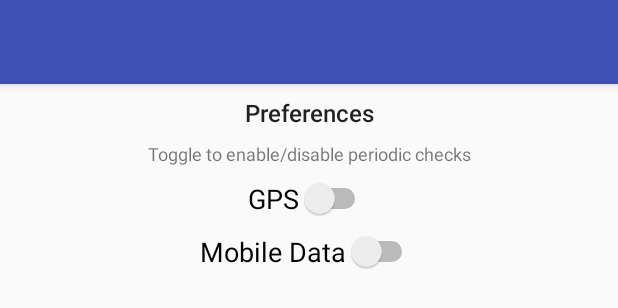
After one commit to tantrumkiller/SettingsScanner, an Android app: the layout preferences.xml on its own in the app's theme, with its tools: preview values and no code run, on a phone screen of 412 x 824 dp. The commit adds this screen. Shown: the top 308 px of the screen. Run offline under Robolectric (Android 15) with nearby library versions, the phone set to English and light mode, and no system bars.

Commit message:
Add toolbars

```diff
--- a/app/src/main/java/com/example/kshitiz/helloworld/ActionRequiredRecyclerAdapter.java
+++ b/app/src/main/java/com/example/kshitiz/helloworld/ActionRequiredRecyclerViewAdapter.java
@@ -10,14 +10,14 @@ import android.widget.TextView;
 
 import java.util.List;
 
-public class ActionRequiredRecyclerAdapter extends RecyclerView.Adapter<ActionRequiredRecyclerAdapter.ViewHolder> {
+public class ActionRequiredRecyclerViewAdapter extends RecyclerView.Adapter<ActionRequiredRecyclerViewAdapter.ViewHolder> {
 
     private final List<String> mData;
     private final LayoutInflater mInflater;
     private final ItemClickListener mClickListener;
 
     // data is passed into the constructor
-    ActionRequiredRecyclerAdapter(final Context context,final  List<String> data) {
+    ActionRequiredRecyclerViewAdapter(final Context context, final  List<String> data) {
         this.mInflater = LayoutInflater.from(context);
         this.mData = data;
         this.mClickListener = null;
--- a/app/src/main/java/com/example/kshitiz/helloworld/TimerBroadcastReceiver.java
+++ b/app/src/main/java/com/example/kshitiz/helloworld/TimerBroadcastReceiver.java
@@ -9,7 +9,7 @@ public class TimerBroadcastReceiver extends BroadcastReceiver {
 
     @Override
     public void onReceive(Context context, Intent intent) {
-        final Intent i = new Intent(context, PeriodicTaskExecutor.class);
+        final Intent i = new Intent(context, PeriodicTaskExecutorService.class);
         context.startService(i);
     }
 }
--- a/app/src/main/java/com/example/kshitiz/helloworld/notification/ReminderNotificationHandler.java
+++ b/app/src/main/java/com/example/kshitiz/helloworld/notification/ReminderNotificationHandler.java
@@ -8,6 +8,7 @@ import android.content.Intent;
 import android.os.Build;
 import android.support.v4.app.NotificationCompat;
 
+import com.example.kshitiz.helloworld.ActionsRequiredActivity;
 import com.example.kshitiz.helloworld.R;
 import com.example.kshitiz.helloworld.UserPreferencesActivity;
 
@@ -27,7 +28,7 @@ public class ReminderNotificationHandler {
     }
 
     public void notifyUser(final Context context, final NotificationManager notificationManager) {
-        final Intent notificationIntent = new Intent(context, UserPreferencesActivity.class);
+        final Intent notificationIntent = new Intent(context, ActionsRequiredActivity.class);
 
         notificationIntent.setFlags(Intent.FLAG_ACTIVITY_CLEAR_TOP
                 | Intent.FLAG_ACTIVITY_SINGLE_TOP);
--- /dev/null
+++ b/app/src/main/res/layout/preferences.xml
@@ -0,0 +1,73 @@
+<?xml version="1.0" encoding="utf-8"?>
+<android.support.constraint.ConstraintLayout xmlns:android="http://schemas.android.com/apk/res/android"
+    xmlns:app="http://schemas.android.com/apk/res-auto"
+    xmlns:tools="http://schemas.android.com/tools"
+    android:layout_width="match_parent"
+    android:layout_height="match_parent"
+    android:visibility="visible"
+    tools:context=".UserPreferencesActivity">
+
+    <include
+        android:id="@+id/toolbar_user_preferences"
+        layout="@layout/toolbar"/>
+
+    <TextView
+        android:id="@+id/preferences_heading"
+        android:layout_width="wrap_content"
+        android:layout_height="wrap_content"
+        android:layout_marginBottom="8dp"
+        android:layout_marginEnd="8dp"
+        android:layout_marginStart="8dp"
+        android:layout_marginTop="8dp"
+        android:text="@string/preferences_heading"
+        android:textAlignment="center"
+        android:textAppearance="@style/TextAppearance.AppCompat.SearchResult.Title"
+        android:textSize="@dimen/text_size_large"
+        app:layout_constraintLeft_toLeftOf="parent"
+        app:layout_constraintRight_toRightOf="parent"
+        app:layout_constraintTop_toBottomOf="@+id/toolbar_user_preferences" />
+
+    <TextView
+        android:id="@+id/preferences_sub_heading"
+        android:layout_width="wrap_content"
+        android:layout_height="wrap_content"
+        android:layout_marginBottom="8dp"
+        android:layout_marginEnd="8dp"
+        android:layout_marginStart="8dp"
+        android:layout_marginTop="8dp"
+        android:text="@string/preferences_sub_heading"
+        android:textAlignment="center"
+        android:textSize="@dimen/text_size_small"
+        app:layout_constraintLeft_toLeftOf="parent"
+        app:layout_constraintRight_toRightOf="parent"
+        app:layout_constraintTop_toBottomOf="@+id/preferences_heading" />
+
+    <Switch
+        android:id="@+id/gps_toggle_button"
+        android:layout_width="wrap_content"
+        android:layout_height="wrap_content"
+        android:layout_marginBottom="8dp"
+        android:layout_marginEnd="8dp"
+        android:layout_marginStart="8dp"
+        android:layout_marginTop="8dp"
+        android:text="@string/gps_switch_button"
+        android:textAppearance="@style/TextAppearance.AppCompat.Medium"
+        app:layout_constraintLeft_toLeftOf="parent"
+        app:layout_constraintRight_toRightOf="parent"
+        app:layout_constraintTop_toBottomOf="@+id/preferences_sub_heading" />
+
+    <Switch
+        android:id="@+id/mobile_data_toggle_button"
+        android:layout_width="wrap_content"
+        android:layout_height="wrap_content"
+        android:layout_marginBottom="8dp"
+        android:layout_marginEnd="8dp"
+        android:layout_marginStart="8dp"
+        android:layout_marginTop="8dp"
+        android:text="@string/mobile_data_switch_button"
+        android:textAppearance="@style/TextAppearance.AppCompat.Medium"
+        app:layout_constraintLeft_toLeftOf="parent"
+        app:layout_constraintRight_toRightOf="parent"
+        app:layout_constraintTop_toBottomOf="@+id/gps_toggle_button" />
+
+</android.support.constraint.ConstraintLayout>
--- /dev/null
+++ b/app/src/main/res/layout/toolbar.xml
@@ -0,0 +1,11 @@
+<?xml version="1.0" encoding="utf-8"?>
+<android.support.v7.widget.Toolbar
+    xmlns:android="http://schemas.android.com/apk/res/android"
+    xmlns:app="http://schemas.android.com/apk/res-auto"
+    android:layout_width="match_parent"
+    android:layout_height="wrap_content"
+    android:background="@color/colorPrimary"
+    android:elevation="4dp"
+    android:theme="@style/ThemeOverlay.AppCompat.ActionBar"
+    app:popupTheme="@style/ThemeOverlay.AppCompat.Light"
+    app:layout_constraintTop_toTopOf="parent" />
--- a/app/src/main/res/menu/menu.xml
+++ b/app/src/main/res/menu/toolbar_settings_menu.xml
@@ -1,7 +1,7 @@
 <?xml version="1.0" encoding="utf-8"?>
 <menu xmlns:android="http://schemas.android.com/apk/res/android"
     xmlns:app="http://schemas.android.com/apk/res-auto">
-    <item android:id="@+id/new_game"
-        android:title="Preferences"
+    <item android:id="@+id/goto_preferences_button"
+        android:title="@string/goto_user_preferences"
         app:showAsAction="never"/>
 </menu>
--- /dev/null
+++ b/app/src/main/res/values/fonts.xml
@@ -0,0 +1,5 @@
+<?xml version="1.0" encoding="utf-8"?>
+<resources>
+    <dimen name="text_size_small">12sp</dimen>
+    <dimen name="text_size_large">16sp</dimen>
+</resources>
--- a/app/src/main/res/values/styles.xml
+++ b/app/src/main/res/values/styles.xml
@@ -1,14 +1,10 @@
 <resources>
-
     <!-- Base application theme. -->
     <style name="AppTheme" parent="Base.Theme.AppCompat.Light.DarkActionBar">
         <!-- Customize your theme here. -->
         <item name="colorPrimary">@color/colorPrimary</item>
         <item name="colorPrimaryDark">@color/colorPrimaryDark</item>
         <item name="colorAccent">@color/colorAccent</item>
-
         <item name="windowNoTitle">true</item>
-
     </style>
-
 </resources>
```
Also changed, not shown: app/src/main/AndroidManifest.xml (+8 -1 lines), app/src/main/java/com/example/kshitiz/helloworld/ActionsRequiredActivity.java (+44 -22 lines), app/src/main/java/com/example/kshitiz/helloworld/PeriodicTaskExecutorService.java (renamed from app/src/main/java/com/example/kshitiz/helloworld/PeriodicTaskExecutor.java, +5 -5 lines), app/src/main/java/com/example/kshitiz/helloworld/UserPreferencesActivity.java (+24 -20 lines), app/src/main/java/com/example/kshitiz/helloworld/alarm/AlarmScheduler.java (added, +24 -0 lines), app/src/main/res/layout/actions_required.xml (renamed from app/src/main/res/layout/user_actions_required.xml, +14 -20 lines), app/src/main/res/layout/settings_display.xml (deleted, +0 -76 lines), app/src/main/res/values/strings.xml (+6 -6 lines).
